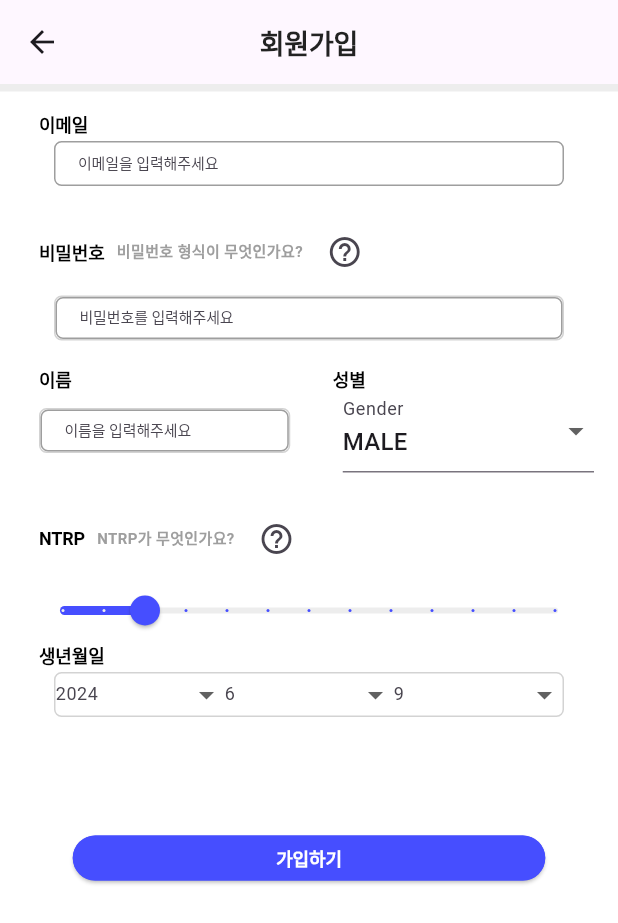
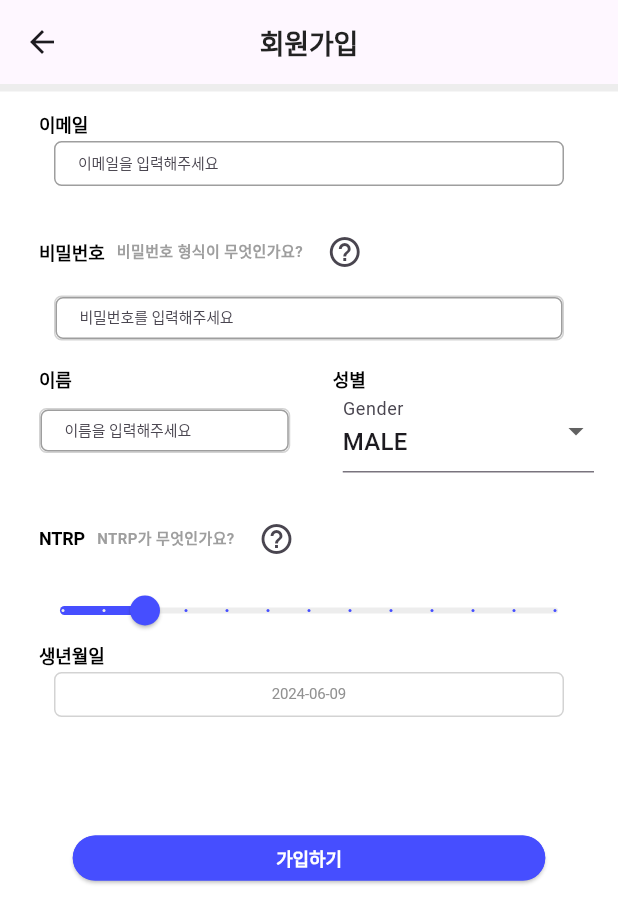
Before and after one commit to JolUpHoSoIn-sd24/tennisfunapp, a Flutter app: the SignUpScreen screen opened by its route, on a phone screen of 412 x 824 dp. Shown: the top 923 px of the screen. Run offline on Flutter 3.47's test engine with Material 3 defaults, Android fonts, the phone set to English and light mode, and no system bars; our stand-ins replace flutter_card_swiper, flutter_svg, shared_preferences; missing offline and left inert: flutter_webrtc; accounts and stored records are empty; Roboto replaces fonts that are missing (Pretendard).

Commit message:
fix: register birthday view into calendar

```diff
--- a/lib/screens/signup/sign_up_screen.dart
+++ b/lib/screens/signup/sign_up_screen.dart
@@ -19,20 +19,13 @@
 
   final AuthService _authService = AuthService();
 
-  int selectedYear = DateTime.now().year;
-  int selectedMonth = DateTime.now().month;
-  int selectedDay = DateTime.now().day;
-
-  List<int> years =
-      List<int>.generate(100, (int index) => DateTime.now().year - index);
-  List<int> months = List<int>.generate(12, (int index) => index + 1);
-  List<int> days = List<int>.generate(31, (int index) => index + 1);
+  DateTime selectedDate = DateTime.now();
 
   void _submitForm() async {
     if (_formKey.currentState!.validate()) {
       _formKey.currentState!.save();
       birthDate =
-          '$selectedYear-${selectedMonth.toString().padLeft(2, '0')}-${selectedDay.toString().padLeft(2, '0')}';
+          '${selectedDate.year}-${selectedDate.month.toString().padLeft(2, '0')}-${selectedDate.day.toString().padLeft(2, '0')}';
       try {
         var response = await _authService.register(
           email: email,
@@ -57,6 +50,20 @@
           SnackBar(content: Text('Failed to register: $e')),
         );
       }
+    }
+  }
+
+  Future<void> _selectDate(BuildContext context) async {
+    final DateTime? picked = await showDatePicker(
+      context: context,
+      initialDate: selectedDate,
+      firstDate: DateTime(1900),
+      lastDate: DateTime.now(),
+    );
+    if (picked != null && picked != selectedDate) {
+      setState(() {
+        selectedDate = picked;
+      });
     }
   }
 
@@ -107,7 +114,12 @@
                   NtrpSlider_signup(),
                   FormFieldLabel('생년월일'),
                   const SizedBox(height: 5),
-                  BirthdateFormField_signup(), // 생년월일 입력 필드
+                  GestureDetector(
+                    onTap: () => _selectDate(context),
+                    child: AbsorbPointer(
+                      child: BirthdateFormField_signup(),
+                    ),
+                  ),
                   const SizedBox(height: 70),
                   RegisterButton_signup(),
                 ],
@@ -247,70 +259,18 @@
           borderRadius: BorderRadius.circular(5),
         ),
       ),
-      child: Row(
-        mainAxisAlignment: MainAxisAlignment.spaceBetween,
-        children: [
-          Expanded(
-            child: DropdownButtonFormField<int>(
-              value: selectedYear,
-              onChanged: (int? newValue) {
-                setState(() {
-                  selectedYear = newValue!;
-                });
-              },
-              items: years.map<DropdownMenuItem<int>>((int value) {
-                return DropdownMenuItem<int>(
-                  value: value,
-                  child: Text(value.toString()),
-                );
-              }).toList(),
-              decoration: InputDecoration(
-                labelText: selectedYear.toString(),
-                border: InputBorder.none,
-              ),
-            ),
+      child: Center(
+        child: Text(
+          "${selectedDate.year}-${selectedDate.month.toString().padLeft(2, '0')}-${selectedDate.day.toString().padLeft(2, '0')}",
+          style: TextStyle(
+            color: Color(0xFF919191),
+            fontSize: 10,
+            fontFamily: 'Pretendard',
+            fontWeight: FontWeight.w400,
+            height: 1.0,
+            letterSpacing: -0.08,
           ),
-          Expanded(
-            child: DropdownButtonFormField<int>(
-              value: selectedMonth,
-              onChanged: (int? newValue) {
-                setState(() {
-                  selectedMonth = newValue!;
-                });
-              },
-              items: months.map<DropdownMenuItem<int>>((int value) {
-                return DropdownMenuItem<int>(
-                  value: value,
-                  child: Text(value.toString()),
-                );
-              }).toList(),
-              decoration: InputDecoration(
-                labelText: selectedMonth.toString(),
-                border: InputBorder.none,
-              ),
-            ),
-          ),
-          Expanded(
-            child: DropdownButtonFormField<int>(
-              value: selectedDay,
-              onChanged: (int? newValue) {
-                setState(() {
-                  selectedDay = newValue!;
-                });
-              },
-              items: days.map<DropdownMenuItem<int>>((int value) {
-                return DropdownMenuItem<int>(
-                  value: value,
-                  child: Text(value.toString()),
-                );
-              }).toList(),
-              decoration: InputDecoration(
-                labelText: selectedDay.toString(),
-                border: InputBorder.none,
-              ),
-            ),
-          ),
-        ],
+        ),
       ),
     );
   }
@@ -431,9 +391,6 @@
                   borderRadius: BorderRadius.circular(5),
                   borderSide: BorderSide(color: Colors.red))),
           obscureText: true,
-          // validator: (value) => value!.length < 8
-          //     ? 'Password must be at least 8 characters'
-          //     : null,
           validator: (value) {
             if (value == null || value.isEmpty) {
               return '비밀번호 형식이 올바르지 않습니다.';
```
